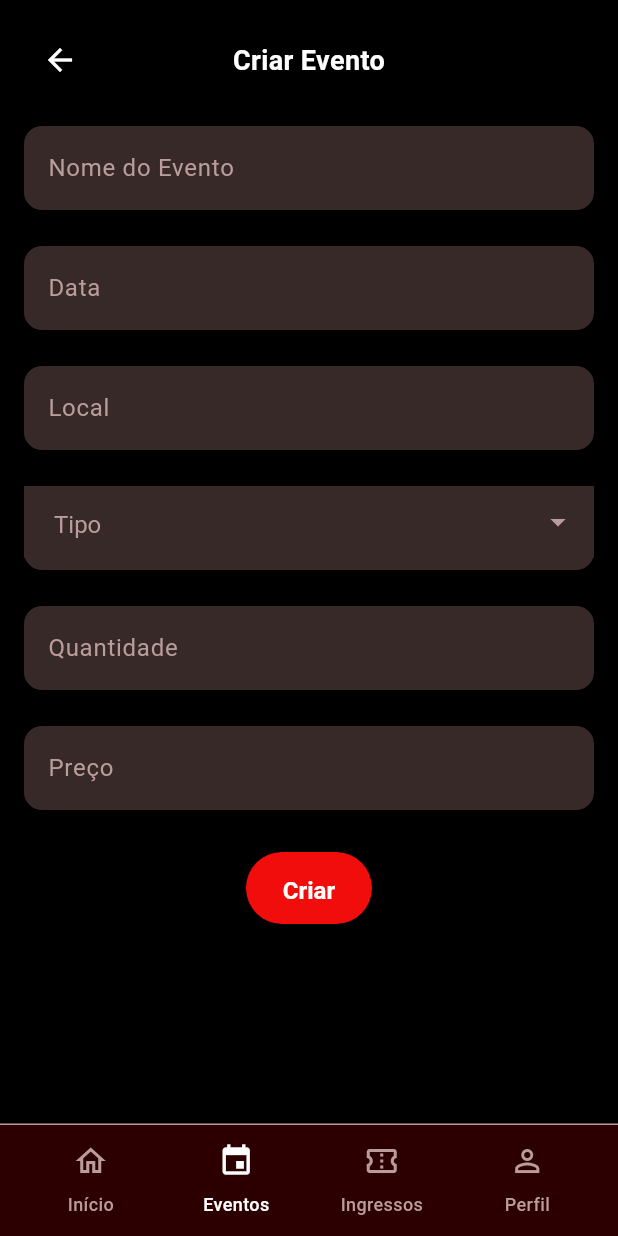
After one commit to VictorClarindo/borae-app, a Flutter app: the MainScreen screen opened by its route, item 2 of the bottom bar chosen, after a tap on "Criar Evento", on a phone screen of 412 x 824 dp. The commit adds this screen. Run offline on Flutter 3.47's test engine with Material 3 defaults, Android fonts, the phone set to English and light mode, and no system bars; Roboto replaces fonts that are missing (SplineSans).

Commit message:
Criação de tela eventos

```diff
--- a/lib/main.dart
+++ b/lib/main.dart
@@ -2,6 +2,7 @@ import 'package:flutter/material.dart';
 
 import 'screens/auth/login.dart';
 import 'screens/auth/register.dart';
+import 'screens/event/createEvent.dart';
 import 'screens/main/main_screen.dart';
 import 'screens/tickets/tickets_screen.dart';
 import 'utils/app_colors.dart';
@@ -89,6 +90,7 @@ class BoraEApp extends StatelessWidget {
         AppRoutes.HOME: (context) =>
             const MainScreen(), // Tela principal com navegação animada
         AppRoutes.TICKETS: (context) => const TicketsScreen(),
+        AppRoutes.CREATE_EVENT: (context) => const CreateEventScreen(),
       },
     );
   }
--- /dev/null
+++ b/lib/screens/event/createEvent.dart
@@ -0,0 +1,377 @@
+import 'package:flutter/material.dart';
+import '../../utils/app_colors.dart';
+import '../../utils/app_routes.dart';
+
+class CreateEventScreen extends StatefulWidget {
+  const CreateEventScreen({super.key});
+
+  @override
+  State<CreateEventScreen> createState() => _CreateEventScreenState();
+}
+
+class _CreateEventScreenState extends State<CreateEventScreen> {
+  final _formKey = GlobalKey<FormState>();
+  final _nameController = TextEditingController();
+  final _dateController = TextEditingController();
+  final _locationController = TextEditingController();
+  final _quantityController = TextEditingController();
+  final _priceController = TextEditingController();
+
+  String _selectedType = 'Tipo';
+  int _selectedNavIndex = 1;
+  bool _isLoading = false;
+
+  @override
+  void dispose() {
+    _nameController.dispose();
+    _dateController.dispose();
+    _locationController.dispose();
+    _quantityController.dispose();
+    _priceController.dispose();
+    super.dispose();
+  }
+
+  Future<void> _createEvent() async {
+    if (!_formKey.currentState!.validate()) {
+      return;
+    }
+
+    if (_selectedType == 'Tipo') {
+      ScaffoldMessenger.of(context).showSnackBar(
+        const SnackBar(
+          content: Text('Por favor, selecione um tipo de evento.'),
+          backgroundColor: Colors.red,
+        ),
+      );
+      return;
+    }
+
+    setState(() {
+      _isLoading = true;
+    });
+
+    await Future.delayed(const Duration(seconds: 2));
+
+    setState(() {
+      _isLoading = false;
+    });
+
+    ScaffoldMessenger.of(context).showSnackBar(
+      const SnackBar(
+        content: Text('Evento criado com sucesso!'),
+        backgroundColor: Colors.green,
+      ),
+    );
+
+    Navigator.of(context).pop();
+  }
+
+  void _navigateToTab(int index) {
+    setState(() {
+      _selectedNavIndex = index;
+    });
+
+    switch (index) {
+      case 0:
+        Navigator.of(context).pushReplacementNamed(AppRoutes.HOME);
+        break;
+      case 1:
+        break;
+      case 2:
+        break;
+      case 3:
+        break;
+    }
+  }
+
+  @override
+  Widget build(BuildContext context) {
+    return Scaffold(
+      backgroundColor: AppColors.black,
+      body: SafeArea(
+        child: Column(
+          children: [
+            _buildHeader(),
+            Expanded(
+              child: SingleChildScrollView(
+                child: Form(
+                  key: _formKey,
+                  child: Column(
+                    children: [
+                      _buildInputField(
+                        controller: _nameController,
+                        hint: 'Nome do Evento',
+                      ),
+                      _buildInputField(
+                        controller: _dateController,
+                        hint: 'Data',
+                      ),
+                      _buildInputField(
+                        controller: _locationController,
+                        hint: 'Local',
+                      ),
+                      _buildTypeDropdown(),
+                      _buildInputField(
+                        controller: _quantityController,
+                        hint: 'Quantidade',
+                        keyboardType: TextInputType.number,
+                      ),
+                      _buildInputField(
+                        controller: _priceController,
+                        hint: 'Preço',
+                        keyboardType: TextInputType.number,
+                      ),
+                      _buildCreateButton(),
+                    ],
+                  ),
+                ),
+              ),
+            ),
+            _buildBottomNavigation(),
+          ],
+        ),
+      ),
+    );
+  }
+
+  Widget _buildHeader() {
+    return Container(
+      padding: const EdgeInsets.fromLTRB(16, 16, 16, 8),
+      height: 72,
+      color: AppColors.black,
+      child: Row(
+        mainAxisAlignment: MainAxisAlignment.spaceBetween,
+        children: [
+          SizedBox(
+            width: 48,
+            height: 48,
+            child: IconButton(
+              icon: const Icon(Icons.arrow_back, color: AppColors.white, size: 24),
+              padding: EdgeInsets.zero,
+              onPressed: () => Navigator.of(context).pop(),
+            ),
+          ),
+          const Expanded(
+            child: Text(
+              'Criar Evento',
+              textAlign: TextAlign.center,
+              style: TextStyle(
+                fontFamily: 'SplineSans',
+                color: AppColors.white,
+                fontSize: 18,
+                fontWeight: FontWeight.bold,
+                height: 1.28,
+              ),
+            ),
+          ),
+          const SizedBox(width: 48),
+        ],
+      ),
+    );
+  }
+
+  Widget _buildInputField({
+    required TextEditingController controller,
+    required String hint,
+    TextInputType keyboardType = TextInputType.text,
+  }) {
+    return Padding(
+      padding: const EdgeInsets.fromLTRB(16, 12, 16, 12),
+      child: Container(
+        constraints: const BoxConstraints(
+          minWidth: 160,
+          maxWidth: 480,
+        ),
+        height: 56,
+        decoration: BoxDecoration(
+          color: const Color(0xFF382929),
+          borderRadius: BorderRadius.circular(12),
+        ),
+        child: TextFormField(
+          controller: controller,
+          keyboardType: keyboardType,
+          style: const TextStyle(
+            fontFamily: 'SplineSans',
+            color: AppColors.white,
+            fontSize: 16,
+            height: 1.5,
+          ),
+          decoration: InputDecoration(
+            hintText: hint,
+            hintStyle: const TextStyle(
+              fontFamily: 'SplineSans',
+              color: Color(0xFFBA9C9C),
+              fontSize: 16,
+              height: 1.5,
+            ),
+            border: InputBorder.none,
+            contentPadding: const EdgeInsets.all(16),
+            filled: false,
+          ),
+          validator: (value) {
+            if (value == null || value.trim().isEmpty) {
+              return 'Por favor, preencha este campo.';
+            }
+            return null;
+          },
+        ),
+      ),
+    );
+  }
+
+  Widget _buildTypeDropdown() {
+    return Padding(
+      padding: const EdgeInsets.fromLTRB(16, 12, 16, 12),
+      child: Container(
+        constraints: const BoxConstraints(
+          minWidth: 160,
+          maxWidth: 480,
+        ),
+        height: 56,
+        decoration: BoxDecoration(
+          color: const Color(0xFF382929),
+          borderRadius: BorderRadius.circular(12),
+        ),
+        child: DropdownButtonFormField<String>(
+          value: _selectedType,
+          dropdownColor: const Color(0xFF382929),
+          icon: const Icon(Icons.arrow_drop_down, color: Color(0xFFBA9C9C), size: 24),
+          style: const TextStyle(
+            fontFamily: 'SplineSans',
+            color: Color(0xFFBA9C9C),
+            fontSize: 16,
+            height: 1.5,
+          ),
+          decoration: const InputDecoration(
+            border: InputBorder.none,
+            contentPadding: EdgeInsets.symmetric(horizontal: 16),
+          ),
+          items: ['Tipo', 'Show', 'Festival', 'Teatro', 'Esporte', 'Outro']
+              .map((type) => DropdownMenuItem(
+                    value: type,
+                    child: Text(type),
+                  ))
+              .toList(),
+          onChanged: (value) {
+            setState(() {
+              _selectedType = value!;
+            });
+          },
+        ),
+      ),
+    );
+  }
+
+  Widget _buildCreateButton() {
+    return Padding(
+      padding: const EdgeInsets.all(16),
+      child: Container(
+        constraints: const BoxConstraints(
+          minWidth: 84,
+          maxWidth: 480,
+        ),
+        height: 48,
+        child: ElevatedButton(
+          onPressed: _isLoading ? null : _createEvent,
+          style: ElevatedButton.styleFrom(
+            backgroundColor: AppColors.primaryRed,
+            shape: RoundedRectangleBorder(
+              borderRadius: BorderRadius.circular(24),
+            ),
+            padding: const EdgeInsets.symmetric(horizontal: 20),
+          ),
+          child: _isLoading
+              ? const SizedBox(
+                  width: 24,
+                  height: 24,
+                  child: CircularProgressIndicator(
+                    color: AppColors.white,
+                    strokeWidth: 2,
+                  ),
+                )
+              : const Text(
+                  'Criar',
+                  textAlign: TextAlign.center,
+                  style: TextStyle(
+                    fontFamily: 'SplineSans',
+                    color: AppColors.white,
+                    fontSize: 16,
+                    fontWeight: FontWeight.bold,
+                    height: 1.5,
+                  ),
+                ),
+        ),
+      ),
+    );
+  }
+
+  Widget _buildBottomNavigation() {
+    return Container(
+      height: 75,
+      decoration: const BoxDecoration(
+        color: Color(0xFF2C0000),
+        border: Border(
+          top: BorderSide(color: Color(0xFFBA9C9C), width: 1),
+        ),
+      ),
+      child: Padding(
+        padding: const EdgeInsets.fromLTRB(16, 8, 16, 12),
+        child: Row(
+          mainAxisAlignment: MainAxisAlignment.start,
+          children: [
+            _buildNavItem(0, Icons.home_outlined, 'Início'),
+            const SizedBox(width: 8),
+            _buildNavItem(1, Icons.event, 'Eventos'),
+            const SizedBox(width: 8),
+            _buildNavItem(2, Icons.confirmation_number_outlined, 'Ingressos'),
+            const SizedBox(width: 8),
+            _buildNavItem(3, Icons.person_outline, 'Perfil'),
+          ],
+        ),
+      ),
+    );
+  }
+
+  Widget _buildNavItem(int index, IconData icon, String label) {
+    final isSelected = _selectedNavIndex == index;
+    return Expanded(
+      child: InkWell(
+        onTap: () => _navigateToTab(index),
+        borderRadius: BorderRadius.circular(27),
+        child: Container(
+          height: 54,
+          decoration: isSelected
+              ? BoxDecoration(
+                  borderRadius: BorderRadius.circular(27),
+                )
+              : null,
+          child: Column(
+            mainAxisAlignment: MainAxisAlignment.end,
+            children: [
+              SizedBox(
+                width: 24,
+                height: 32,
+                child: Icon(
+                  icon,
+                  size: 24,
+                  color: isSelected ? AppColors.white : const Color(0xFFBA9C9C),
+                ),
+              ),
+              const SizedBox(height: 4),
+              Text(
+                label,
+                style: TextStyle(
+                  fontFamily: 'SplineSans',
+                  fontSize: 12,
+                  fontWeight: FontWeight.w500,
+                  height: 1.5,
+                  color: isSelected ? AppColors.white : const Color(0xFFBA9C9C),
+                ),
+              ),
+            ],
+          ),
+        ),
+      ),
+    );
+  }
+}
--- a/lib/screens/main/main_screen.dart
+++ b/lib/screens/main/main_screen.dart
@@ -1,5 +1,6 @@
 import 'package:flutter/material.dart';
 import '../../utils/app_colors.dart';
+import '../../utils/app_routes.dart';
 
 /// Tela principal que gerencia a navegação entre as abas com animação
 class MainScreen extends StatefulWidget {
@@ -598,7 +599,7 @@ class _TicketsContentState extends State<_TicketsContent> with AutomaticKeepAliv
   }
 }
 
-/// Placeholder para Eventos
+/// Conteúdo de Eventos
 class _EventsPlaceholder extends StatelessWidget {
   @override
   Widget build(BuildContext context) {
@@ -612,9 +613,44 @@ class _EventsPlaceholder extends StatelessWidget {
             child: Text('Eventos', style: TextStyle(fontFamily: 'SplineSans', fontWeight: FontWeight.bold, fontSize: 18, color: AppColors.white)),
           ),
         ),
-        const Expanded(
+        Expanded(
           child: Center(
-            child: Text('Em breve...', style: TextStyle(fontFamily: 'SplineSans', fontSize: 18, color: AppColors.textHint)),
+            child: Column(
+              mainAxisAlignment: MainAxisAlignment.center,
+              children: [
+                const Text(
+                  'Gerencie seus eventos',
+                  style: TextStyle(
+                    fontFamily: 'SplineSans',
+                    fontSize: 18,
+                    color: AppColors.white,
+                    fontWeight: FontWeight.bold,
+                  ),
+                ),
+                const SizedBox(height: 16),
+                ElevatedButton(
+                  onPressed: () {
+                    Navigator.of(context).pushNamed(AppRoutes.CREATE_EVENT);
+                  },
+                  style: ElevatedButton.styleFrom(
+                    backgroundColor: AppColors.primaryRed,
+                    padding: const EdgeInsets.symmetric(horizontal: 32, vertical: 16),
+                    shape: RoundedRectangleBorder(
+                      borderRadius: BorderRadius.circular(24),
+                    ),
+                  ),
+                  child: const Text(
+                    'Criar Evento',
+                    style: TextStyle(
+                      fontFamily: 'SplineSans',
+                      fontSize: 16,
+                      fontWeight: FontWeight.bold,
+                      color: AppColors.white,
+                    ),
+                  ),
+                ),
+              ],
+            ),
           ),
         ),
       ],
--- a/lib/utils/app_routes.dart
+++ b/lib/utils/app_routes.dart
@@ -5,6 +5,7 @@ class AppRoutes {
   static const REGISTER = '/register';
   static const HOME = '/home';
   static const TICKETS = '/tickets';
+  static const CREATE_EVENT = '/create-event';
   // Adicione outras rotas aqui conforme for criando as telas
   // static const EVENT_DETAILS = '/event-details';
 }
```
